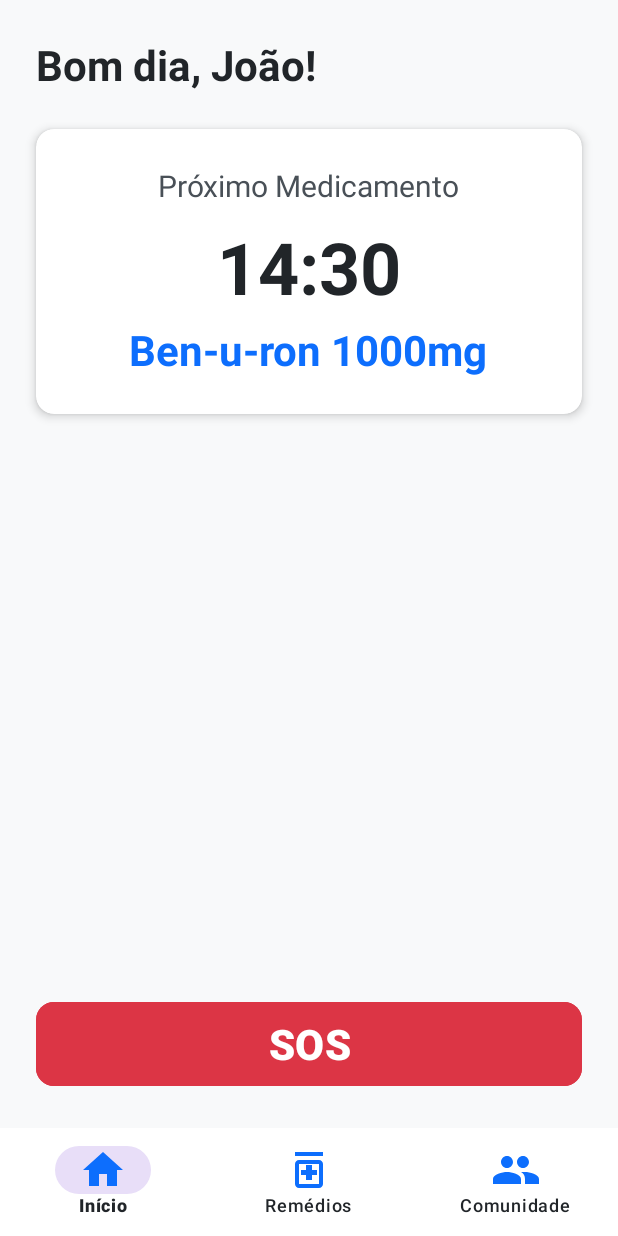
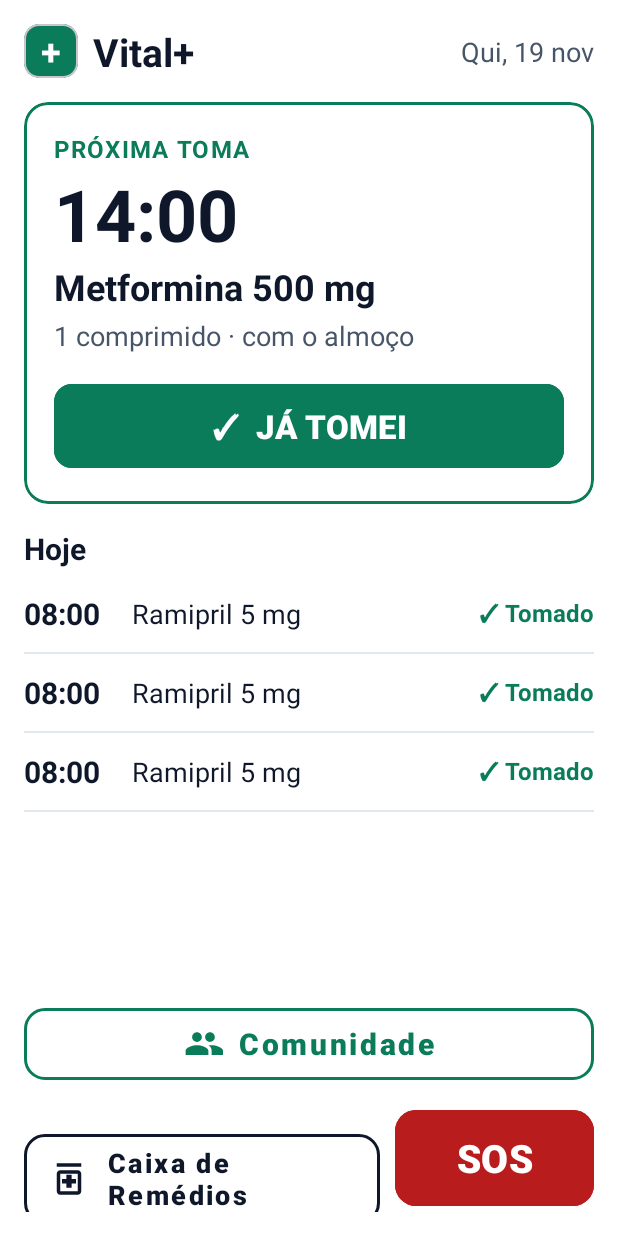
Before and after one commit to CunhaTiago-art/PDM_Vital-_54608_54272_55193, an Android app: the layout activity_main.xml on its own in the app's theme, with its tools: preview values and no code run, on a phone screen of 412 x 824 dp. Run offline under Robolectric (Android 15) with nearby library versions, the phone set to English and light mode, and no system bars.

Commit message:
feat: update dashboard UI based on mockup

```diff
--- a/app/src/main/res/layout/activity_main.xml
+++ b/app/src/main/res/layout/activity_main.xml
@@ -6,106 +6,219 @@
     android:id="@+id/main"
     android:layout_width="match_parent"
     android:layout_height="match_parent"
-    android:background="@color/background_light"
+    android:background="@color/white"
+    android:padding="@dimen/margin_standard"
     tools:context=".MainActivity">
 
-    <!-- Saudação (Topo) -->
+    <!-- Cabeçalho: Ícone + Vital+ e Data -->
+    <com.google.android.material.card.MaterialCardView
+        android:id="@+id/cardLogoIcon"
+        android:layout_width="36dp"
+        android:layout_height="36dp"
+        app:cardBackgroundColor="@color/vital_green"
+        app:cardCornerRadius="10dp"
+        app:cardElevation="0dp"
+        app:layout_constraintStart_toStartOf="parent"
+        app:layout_constraintTop_toTopOf="parent">
+
+        <TextView
+            android:layout_width="match_parent"
+            android:layout_height="match_parent"
+            android:gravity="center"
+            android:text="+"
+            android:textColor="@color/white"
+            android:textSize="24sp"
+            android:textStyle="bold" />
+    </com.google.android.material.card.MaterialCardView>
+
     <TextView
-        android:id="@+id/tvSaudacao"
+        android:id="@+id/tvLogo"
         android:layout_width="wrap_content"
         android:layout_height="wrap_content"
-        android:layout_marginStart="@dimen/margin_large"
-        android:layout_marginTop="@dimen/margin_large"
-        android:text="Bom dia, João!"
-        android:textColor="@color/text_primary"
-        android:textSize="@dimen/text_size_title"
+        android:layout_marginStart="10dp"
+        android:text="Vital+"
+        android:textColor="@color/vital_navy"
+        android:textSize="26sp"
         android:textStyle="bold"
-        app:layout_constraintStart_toStartOf="parent"
-        app:layout_constraintTop_toTopOf="parent" />
+        app:layout_constraintBottom_toBottomOf="@+id/cardLogoIcon"
+        app:layout_constraintStart_toEndOf="@+id/cardLogoIcon"
+        app:layout_constraintTop_toTopOf="@+id/cardLogoIcon" />
 
-    <!-- Cartão de Destaque: Próxima Toma -->
-    <androidx.cardview.widget.CardView
+    <TextView
+        android:id="@+id/tvDataHoje"
+        android:layout_width="wrap_content"
+        android:layout_height="wrap_content"
+        android:text="Qui, 19 nov"
+        android:textColor="@color/vital_gray"
+        android:textSize="18sp"
+        app:layout_constraintBottom_toBottomOf="@+id/cardLogoIcon"
+        app:layout_constraintEnd_toEndOf="parent"
+        app:layout_constraintTop_toTopOf="@+id/cardLogoIcon" />
+
+    <!-- Cartão: PRÓXIMA TOMA -->
+    <com.google.android.material.card.MaterialCardView
         android:id="@+id/cardProximaToma"
         android:layout_width="0dp"
         android:layout_height="wrap_content"
-        android:layout_margin="@dimen/margin_large"
+        android:layout_marginTop="16dp"
         app:cardBackgroundColor="@color/white"
-        app:cardCornerRadius="@dimen/corner_radius"
-        app:cardElevation="4dp"
+        app:cardCornerRadius="16dp"
+        app:cardElevation="0dp"
+        app:strokeColor="@color/vital_green"
+        app:strokeWidth="2dp"
         app:layout_constraintEnd_toEndOf="parent"
         app:layout_constraintStart_toStartOf="parent"
-        app:layout_constraintTop_toBottomOf="@+id/tvSaudacao">
+        app:layout_constraintTop_toBottomOf="@+id/cardLogoIcon">
 
         <LinearLayout
             android:layout_width="match_parent"
             android:layout_height="wrap_content"
-            android:gravity="center"
             android:orientation="vertical"
-            android:padding="@dimen/margin_large">
+            android:padding="20dp">
 
             <TextView
                 android:layout_width="wrap_content"
                 android:layout_height="wrap_content"
-                android:text="Próximo Medicamento"
-                android:textColor="@color/text_secondary"
-                android:textSize="@dimen/text_size_normal" />
+                android:letterSpacing="0.05"
+                android:text="PRÓXIMA TOMA"
+                android:textColor="@color/vital_green"
+                android:textSize="16sp"
+                android:textStyle="bold" />
 
-            <!-- Hora em tamanho Gigante -->
             <TextView
                 android:id="@+id/tvHoraToma"
                 android:layout_width="wrap_content"
                 android:layout_height="wrap_content"
-                android:layout_marginTop="8dp"
-                android:text="14:30"
-                android:textColor="@color/text_primary"
+                android:text="14:00"
+                android:textColor="@color/vital_navy"
                 android:textSize="@dimen/text_size_hero"
                 android:textStyle="bold" />
 
-            <!-- Nome do Remédio bem visível -->
             <TextView
                 android:id="@+id/tvNomeRemedio"
                 android:layout_width="wrap_content"
                 android:layout_height="wrap_content"
+                android:text="Metformina 500 mg"
+                android:textColor="@color/vital_navy"
+                android:textSize="24sp"
+                android:textStyle="bold" />
+
+            <TextView
+                android:id="@+id/tvInstrucaoRemedio"
+                android:layout_width="wrap_content"
+                android:layout_height="wrap_content"
                 android:layout_marginTop="4dp"
-                android:text="Ben-u-ron 1000mg"
-                android:textColor="@color/action_primary_blue"
-                android:textSize="@dimen/text_size_title"
-                android:textStyle="bold" />
+                android:text="1 comprimido · com o almoço"
+                android:textColor="@color/vital_gray"
+                android:textSize="18sp" />
+
+            <com.google.android.material.button.MaterialButton
+                android:id="@+id/btnJaTomeiDashboard"
+                android:layout_width="match_parent"
+                android:layout_height="wrap_content"
+                android:layout_marginTop="16dp"
+                android:backgroundTint="@color/vital_green"
+                android:minHeight="@dimen/min_touch_target_height"
+                android:text="✓  JÁ TOMEI"
+                android:textColor="@color/white"
+                android:textSize="22sp"
+                android:textStyle="bold"
+                app:cornerRadius="12dp" />
         </LinearLayout>
-    </androidx.cardview.widget.CardView>
+    </com.google.android.material.card.MaterialCardView>
 
-    <!-- Botão SOS Gigante (Contacto Rápido) -->
+    <!-- Secção: Hoje -->
+    <TextView
+        android:id="@+id/tvTituloHoje"
+        android:layout_width="wrap_content"
+        android:layout_height="wrap_content"
+        android:layout_marginTop="16dp"
+        android:text="Hoje"
+        android:textColor="@color/vital_navy"
+        android:textSize="20sp"
+        android:textStyle="bold"
+        app:layout_constraintStart_toStartOf="parent"
+        app:layout_constraintTop_toBottomOf="@+id/cardProximaToma" />
+
+    <androidx.recyclerview.widget.RecyclerView
+        android:id="@+id/rvTomasHoje"
+        android:layout_width="0dp"
+        android:layout_height="0dp"
+        android:layout_marginTop="4dp"
+        android:layout_marginBottom="12dp"
+        tools:listitem="@layout/item_toma_hoje"
+        app:layout_constraintBottom_toTopOf="@+id/btnComunidade"
+        app:layout_constraintEnd_toEndOf="parent"
+        app:layout_constraintStart_toStartOf="parent"
+        app:layout_constraintTop_toBottomOf="@+id/tvTituloHoje" />
+
+    <!-- Atalho 1: Botão Comunidade -->
     <com.google.android.material.button.MaterialButton
-        android:id="@+id/btnSos"
+        android:id="@+id/btnComunidade"
+        style="@style/Widget.MaterialComponents.Button.OutlinedButton"
         android:layout_width="0dp"
         android:layout_height="wrap_content"
-        android:layout_margin="@dimen/margin_large"
-        android:layout_marginBottom="16dp"
-        android:backgroundTint="@color/action_sos_red"
-        android:minHeight="@dimen/min_touch_target_height"
-        android:text="SOS"
-        android:textColor="@color/white"
-        android:textSize="@dimen/text_size_title"
+        android:layout_marginBottom="10dp"
+        android:minHeight="60dp"
+        android:text="Comunidade"
+        android:textAllCaps="false"
+        android:textColor="@color/vital_green"
+        android:textSize="20sp"
         android:textStyle="bold"
-        app:cornerRadius="@dimen/corner_radius"
-        app:layout_constraintBottom_toTopOf="@+id/bottomNavigation"
+        app:cornerRadius="14dp"
+        app:icon="@drawable/ic_community"
+        app:iconGravity="textStart"
+        app:iconPadding="10dp"
+        app:iconSize="26dp"
+        app:iconTint="@color/vital_green"
+        app:strokeColor="@color/vital_green"
+        app:strokeWidth="2dp"
+        app:layout_constraintBottom_toTopOf="@+id/layoutBotoesInferiores"
         app:layout_constraintEnd_toEndOf="parent"
         app:layout_constraintStart_toStartOf="parent" />
 
-    <!-- Barra de Navegação Inferior (Linear e Simples) -->
-    <com.google.android.material.bottomnavigation.BottomNavigationView
-        android:id="@+id/bottomNavigation"
+    <!-- Atalhos 2 e 3: Caixa de Remédios e SOS -->
+    <LinearLayout
+        android:id="@+id/layoutBotoesInferiores"
         android:layout_width="0dp"
         android:layout_height="wrap_content"
-        android:minHeight="72dp"
-        android:background="@color/white"
-        app:itemIconSize="32dp"
-        app:itemIconTint="@color/action_primary_blue"
-        app:itemTextColor="@color/text_primary"
-        app:labelVisibilityMode="labeled"
-        app:menu="@menu/bottom_nav_menu"
+        android:orientation="horizontal"
         app:layout_constraintBottom_toBottomOf="parent"
         app:layout_constraintEnd_toEndOf="parent"
-        app:layout_constraintStart_toStartOf="parent" />
+        app:layout_constraintStart_toStartOf="parent">
+
+        <com.google.android.material.button.MaterialButton
+            android:id="@+id/btnAbrirCaixa"
+            style="@style/Widget.MaterialComponents.Button.OutlinedButton"
+            android:layout_width="0dp"
+            android:layout_height="72dp"
+            android:layout_marginEnd="10dp"
+            android:layout_weight="1.8"
+            android:gravity="start|center_vertical"
+            android:text="Caixa de\nRemédios"
+            android:textAllCaps="false"
+            android:textColor="@color/vital_navy"
+            android:textSize="18sp"
+            android:textStyle="bold"
+            app:cornerRadius="14dp"
+            app:icon="@drawable/ic_medication"
+            app:iconPadding="12dp"
+            app:iconSize="28dp"
+            app:iconTint="@color/vital_navy"
+            app:strokeColor="@color/vital_navy"
+            app:strokeWidth="2dp" />
+
+        <com.google.android.material.button.MaterialButton
+            android:id="@+id/btnSos"
+            android:layout_width="0dp"
+            android:layout_height="72dp"
+            android:layout_weight="1"
+            android:backgroundTint="@color/vital_red"
+            android:text="SOS"
+            android:textColor="@color/white"
+            android:textSize="26sp"
+            android:textStyle="bold"
+            app:cornerRadius="14dp" />
+    </LinearLayout>
 
 </androidx.constraintlayout.widget.ConstraintLayout>
--- /dev/null
+++ b/app/src/main/res/layout/item_toma_hoje.xml
@@ -0,0 +1,52 @@
+<?xml version="1.0" encoding="utf-8"?>
+<LinearLayout
+    xmlns:android="http://schemas.android.com/apk/res/android"
+    android:layout_width="match_parent"
+    android:layout_height="wrap_content"
+    android:orientation="vertical"
+    android:background="@color/white">
+
+    <LinearLayout
+        android:layout_width="match_parent"
+        android:layout_height="wrap_content"
+        android:gravity="center_vertical"
+        android:orientation="horizontal"
+        android:paddingVertical="12dp">
+
+        <TextView
+            android:id="@+id/tvHojeHora"
+            android:layout_width="wrap_content"
+            android:layout_height="wrap_content"
+            android:minWidth="64dp"
+            android:text="08:00"
+            android:textColor="@color/vital_navy"
+            android:textSize="@dimen/text_size_normal"
+            android:textStyle="bold" />
+
+        <TextView
+            android:id="@+id/tvHojeNome"
+            android:layout_width="0dp"
+            android:layout_height="wrap_content"
+            android:layout_marginHorizontal="8dp"
+            android:layout_weight="1"
+            android:text="Ramipril 5 mg"
+            android:textColor="@color/vital_navy"
+            android:textSize="18sp" />
+
+        <TextView
+            android:id="@+id/tvHojeEstado"
+            android:layout_width="wrap_content"
+            android:layout_height="wrap_content"
+            android:text="✓ Tomado"
+            android:textColor="@color/vital_green"
+            android:textSize="16sp"
+            android:textStyle="bold" />
+    </LinearLayout>
+
+    <!-- Linha divisória fina -->
+    <View
+        android:layout_width="match_parent"
+        android:layout_height="1dp"
+        android:background="@color/vital_divider" />
+
+</LinearLayout>
--- a/app/src/main/res/values/colors.xml
+++ b/app/src/main/res/values/colors.xml
@@ -13,4 +13,11 @@
     <color name="action_success_green">#28A745</color> <!-- Para confirmar toma do remédio -->
     <color name="action_sos_red">#DC3545</color> <!-- Específico para o botão SOS -->
     <color name="action_primary_blue">#0D6EFD</color> <!-- Para navegação e destaques -->
+
+    <!-- Paleta do Mockup Vital+ -->
+    <color name="vital_green">#0A7C59</color>
+    <color name="vital_navy">#0F172A</color>
+    <color name="vital_red">#B91C1C</color>
+    <color name="vital_gray">#475569</color>
+    <color name="vital_divider">#E2E8F0</color>
 </resources>
```
